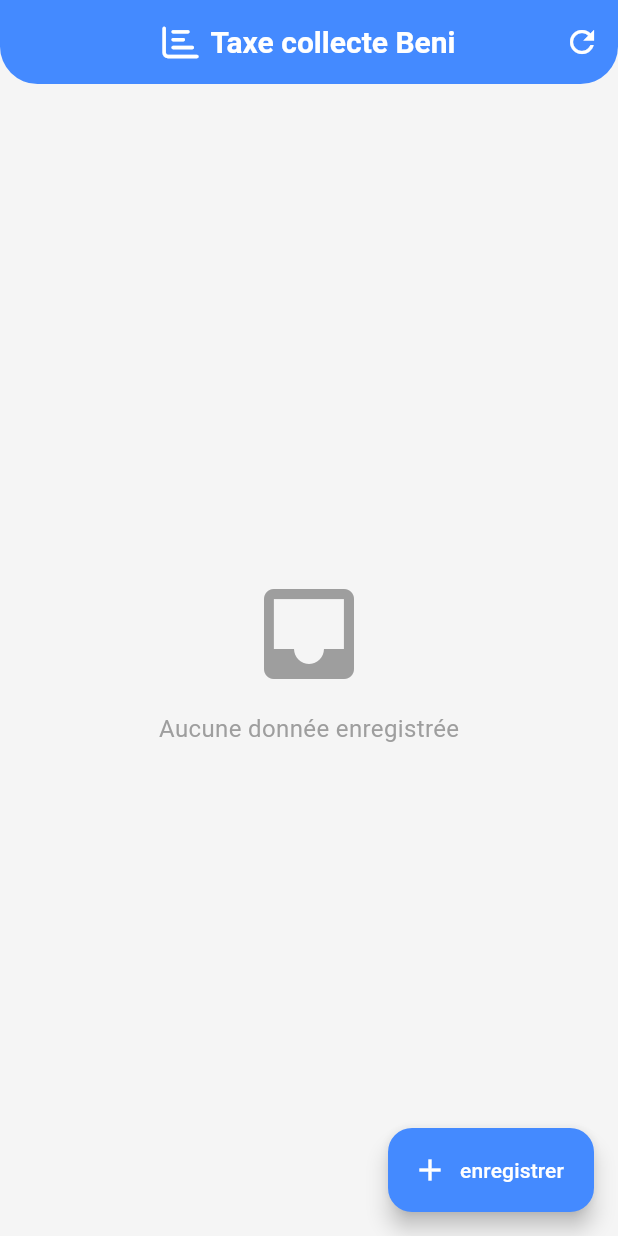
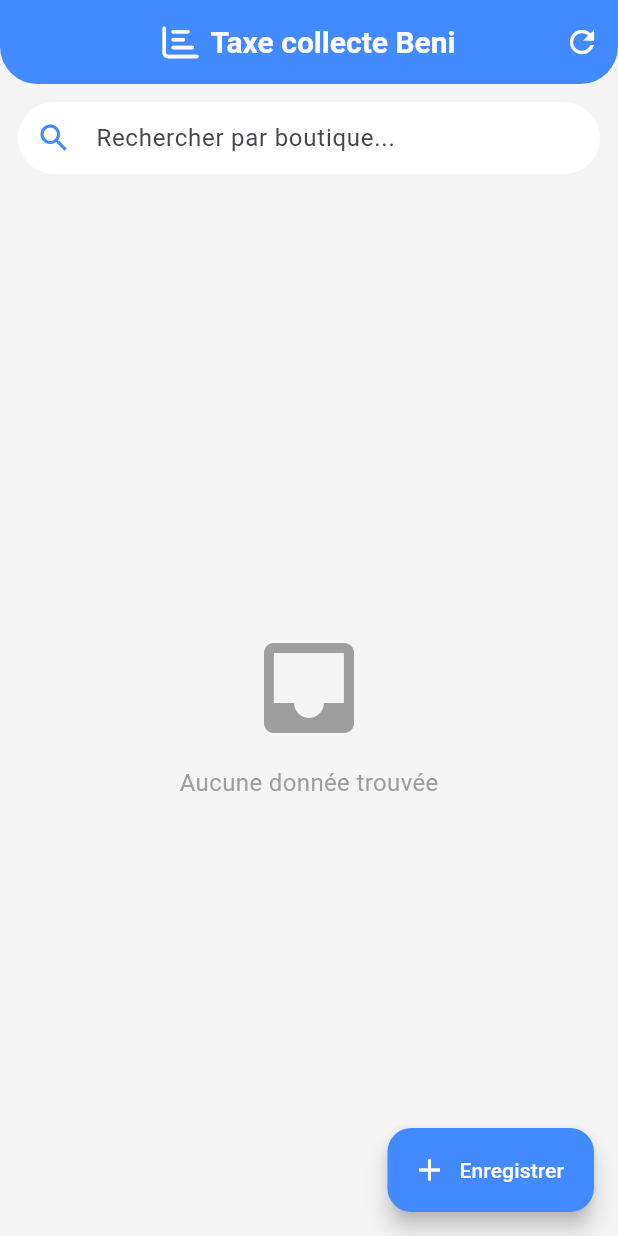
Before and after one commit to danychibox/tax_collect, a Flutter app: the screen it shows after launch, after a tap on the "refresh" icon, on a phone screen of 412 x 824 dp. Run offline on Flutter 3.47's test engine with Material 3 defaults, Android fonts, the phone set to English and light mode, and no system bars; our stand-ins replace font_awesome_flutter, sqflite; accounts and stored records are empty.

Commit message:
ajout de la zone de recherche et des animations

```diff
--- a/lib/screens/home_screen.dart
+++ b/lib/screens/home_screen.dart
@@ -1,7 +1,6 @@
 import 'package:flutter/material.dart';
 import 'package:font_awesome_flutter/font_awesome_flutter.dart';
 import 'package:tax_collect/screens/data_screen.dart';
-// import 'scan_screen.dart';
 import '../database/database_helper.dart';
 import '../models/tax_data.dart';
 import '../widgets/tax_card.dart';
@@ -13,6 +12,8 @@ class HomeScreen extends StatefulWidget {
 
 class _HomeScreenState extends State<HomeScreen> {
   List<TaxData> taxDataList = [];
+  List<TaxData> filteredList = [];
+  TextEditingController searchController = TextEditingController();
 
   @override
   void initState() {
@@ -22,7 +23,20 @@ class _HomeScreenState extends State<HomeScreen> {
 
   Future<void> _loadData() async {
     final data = await DatabaseService().getAllTaxData();
-    setState(() => taxDataList = data);
+    setState(() {
+      taxDataList = data;
+      filteredList = data;
+    });
+  }
+
+  void _filterData(String query) {
+    final results = taxDataList.where((item) {
+      return item.shopDesignation.toLowerCase().contains(query.toLowerCase());
+    }).toList();
+
+    setState(() {
+      filteredList = results;
+    });
   }
 
   @override
@@ -40,8 +54,8 @@ class _HomeScreenState extends State<HomeScreen> {
           mainAxisSize: MainAxisSize.min,
           children: [
             FaIcon(FontAwesomeIcons.chartBar, color: Colors.white),
-    SizedBox(width: 8),
-    Text(
+            const SizedBox(width: 8),
+            const Text(
               "Taxe collecte Beni",
               style: TextStyle(fontWeight: FontWeight.bold, fontSize: 20),
             ),
@@ -55,34 +69,78 @@ class _HomeScreenState extends State<HomeScreen> {
           ),
         ],
       ),
-      body: taxDataList.isEmpty
+      body: Column(
+        children: [
+          // 🔍 Zone de recherche
+          Padding(
+            padding: const EdgeInsets.all(12.0),
+            child: TextField(
+              controller: searchController,
+              onChanged: _filterData,
+              decoration: InputDecoration(
+                hintText: "Rechercher par boutique...",
+                prefixIcon: Icon(Icons.search, color: Colors.blueAccent),
+                filled: true,
+                fillColor: Colors.white,
+                contentPadding: const EdgeInsets.symmetric(vertical: 12),
+                border: OutlineInputBorder(
+                  borderRadius: BorderRadius.circular(30),
+                  borderSide: BorderSide.none,
+                ),
+              ),
+            ),
+          ),
+
+          // 📋 Liste avec animation
+          Expanded(
+            child: AnimatedSwitcher(
+              duration: const Duration(milliseconds: 400),
+              transitionBuilder: (child, animation) {
+                // Combinaison Fade + Slide
+                final slideAnimation = Tween<Offset>(
+                  begin: const Offset(0.1, 0), // léger décalage à droite
+                  end: Offset.zero,
+                ).animate(animation);
+
+                return FadeTransition(
+                  opacity: animation,
+                  child: SlideTransition(position: slideAnimation, child: child),
+                );
+              },
+              child: filteredList.isEmpty
                   ? Center(
+                      key: ValueKey("empty"),
                       child: Column(
                         mainAxisAlignment: MainAxisAlignment.center,
                         children: const [
                           Icon(Icons.inbox, size: 80, color: Colors.grey),
                           SizedBox(height: 12),
                           Text(
-                    'Aucune donnée enregistrée',
+                            'Aucune donnée trouvée',
                             style: TextStyle(fontSize: 16, color: Colors.grey),
                           ),
                         ],
                       ),
                     )
                   : RefreshIndicator(
+                      key: ValueKey("list"),
                       onRefresh: _loadData,
                       child: ListView.builder(
                         padding: const EdgeInsets.all(12),
-                itemCount: taxDataList.length,
+                        itemCount: filteredList.length,
                         itemBuilder: (context, index) {
                           return AnimatedContainer(
                             duration: const Duration(milliseconds: 400),
                             curve: Curves.easeInOut,
                             margin: const EdgeInsets.symmetric(vertical: 6),
-                    child: TaxCard(taxData: taxDataList[index]),
+                            child: TaxCard(taxData: filteredList[index]),
                           );
                         },
                       ),
+                    ),
+            ),
+          ),
+        ],
       ),
       floatingActionButton: FloatingActionButton.extended(
         backgroundColor: Colors.blueAccent,
@@ -92,7 +150,7 @@ class _HomeScreenState extends State<HomeScreen> {
           MaterialPageRoute(builder: (context) => DataScreen()),
         ),
         icon: const Icon(Icons.add),
-        label: const Text("enregistrer"),
+        label: const Text("Enregistrer"),
       ),
     );
   }
```
Lines whose indentation alone changed are shown as unchanged.
